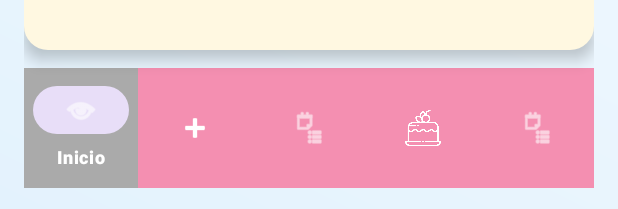
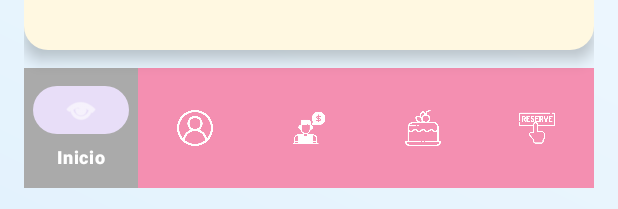
Before and after one commit to AntolinoRetana/CakeTrack, an Android app: the layout activity_main_dashboard.xml on its own in the app's theme, with its tools: preview values and no code run, on a phone screen of 412 x 824 dp. Shown: the part 1024-1233 px from the top of the screen. Run offline under Robolectric (Android 15) with nearby library versions, the phone set to English and light mode, and no system bars.

Commit message:
Vectores del menu

```diff
--- a/app/src/main/java/com/example/caketrack/Admin/Fragments/FragmentReserva.java
+++ b/app/src/main/java/com/example/caketrack/Admin/Fragments/FragmentReserva.java
@@ -192,7 +192,7 @@ public class FragmentReserva extends Fragment {
                     String id = "reserva" + (listaReservas.size() + 1);
                     String firebaseId = FirebaseDatabase.getInstance().getReference("reservas").push().getKey();
 
-                    Reserva nueva = new Reserva(id, keyCliente, cliente.getNombre(), keyPastel, pastel.getNombrePastel(), fechaCreacion, estado, pago, fecha, notas);
+                    Reserva nueva = new Reserva(id, keyCliente, cliente.getNombre(), keyPastel, pastel.getNombrePastel(),fecha, fechaCreacion, estado, pago, notas);
 
                     FirebaseDatabase.getInstance().getReference("reservas")
                             .child(firebaseId)
--- a/app/src/main/res/menu/menu_navegacion.xml
+++ b/app/src/main/res/menu/menu_navegacion.xml
@@ -9,12 +9,12 @@
         android:id="@+id/nav_usuario"
         android:title="Usuarios"
         android:fontFamily="@font/nunitoprincipal"
-        android:icon="@android:drawable/ic_input_add" />
+        android:icon="@drawable/usuarios" />
     <item
         android:id="@+id/nav_clientes"
         android:title="Clientes"
         android:fontFamily="@font/nunitoprincipal"
-        android:icon="@android:drawable/ic_menu_agenda" />
+        android:icon="@drawable/clientes" />
     <item
         android:id="@+id/nav_pasteles"
         android:title="Pasteles"
@@ -24,5 +24,5 @@
         android:id="@+id/nav_reservas"
         android:title="Reservas"
         android:fontFamily="@font/nunitoprincipal"
-        android:icon="@android:drawable/ic_menu_agenda" />
+        android:icon="@drawable/reservacion" />
 </menu>
```
Also changed, not shown: app/src/main/res/drawable/clientes.png (added), app/src/main/res/drawable/reservacion.png (added), app/src/main/res/drawable/usuarios.png (added).
